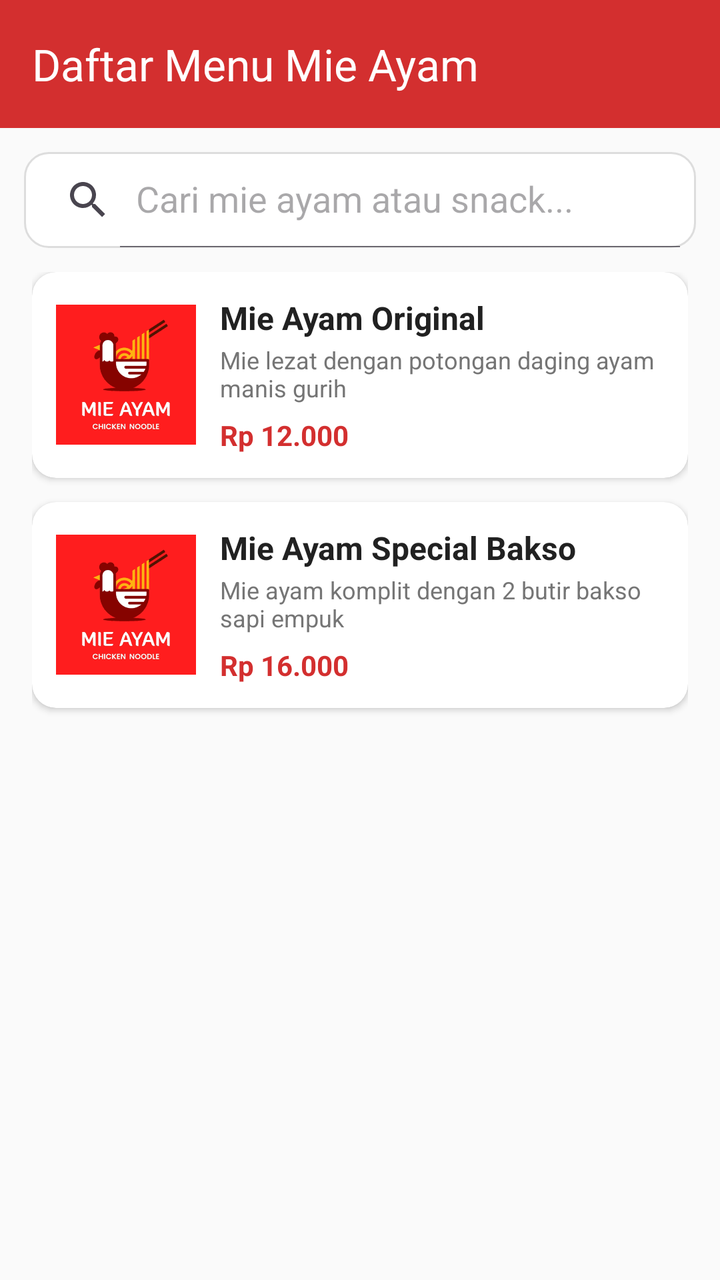
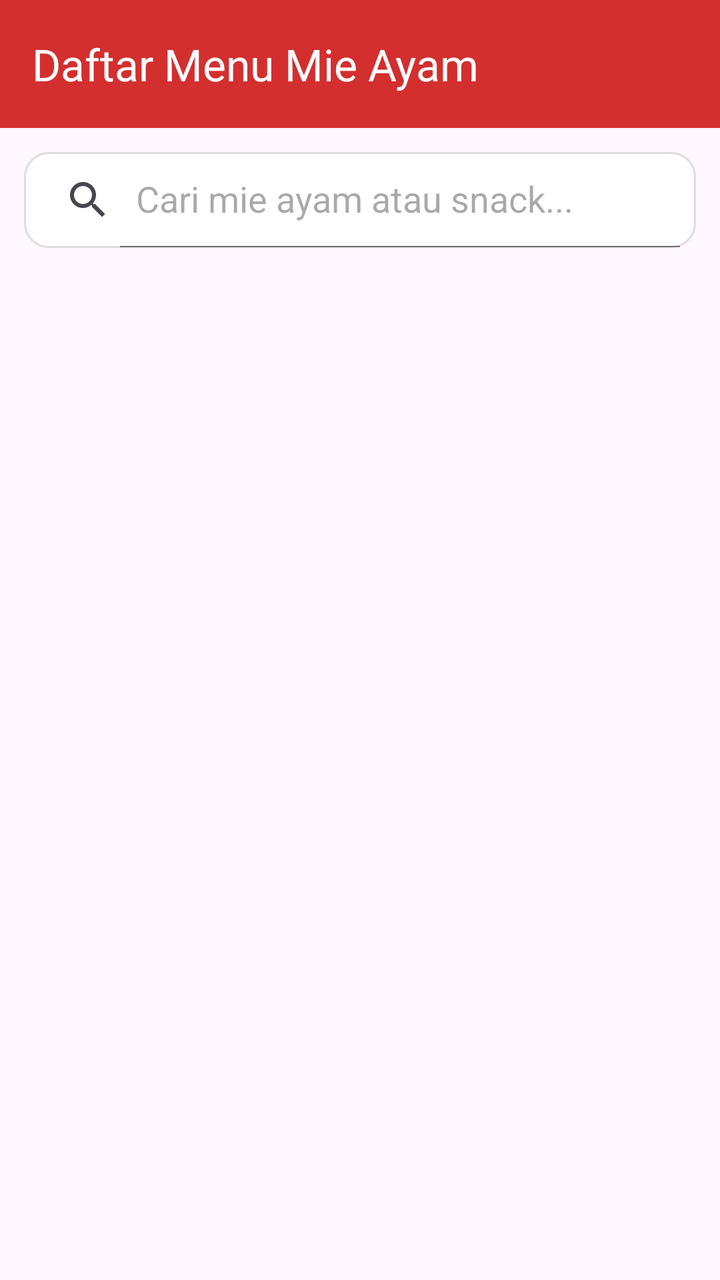

Two renders of the same Android screen: before a commit and after it. Below are the layout's source before the change and the commit's diff.
<!-- AndroidManifest.xml: application theme Theme.SnackRachel -->
<!-- res/layout/fragment_menu.xml -->
<?xml version="1.0" encoding="utf-8"?>
<LinearLayout xmlns:android="http://schemas.android.com/apk/res/android"
    xmlns:app="http://schemas.android.com/apk/res-auto"
    android:layout_width="match_parent"
    android:layout_height="match_parent"
    android:orientation="vertical"
    android:background="@color/background_light">

    
    <com.google.android.material.appbar.MaterialToolbar
        android:layout_width="match_parent"
        android:layout_height="?attr/actionBarSize"
        android:background="@color/primary_color"
        app:title="Daftar Menu Mie Ayam"
        app:titleTextColor="@android:color/white" />

    
    <androidx.appcompat.widget.SearchView
        android:id="@+id/searchMenu"
        android:layout_width="match_parent"
        android:layout_height="wrap_content"
        android:layout_margin="12dp"
        android:background="@drawable/bg_search"
        app:queryHint="Cari mie ayam atau snack..."
        app:iconifiedByDefault="false" />

    <ScrollView
        android:layout_width="match_parent"
        android:layout_height="match_parent"
        android:paddingHorizontal="16dp">

        <LinearLayout
            android:layout_width="match_parent"
            android:layout_height="wrap_content"
            android:orientation="vertical">

            
            <com.google.android.material.card.MaterialCardView
                android:id="@+id/cardMieOriginal"
                android:layout_width="match_parent"
                android:layout_height="wrap_content"
                android:layout_marginBottom="12dp"
                app:cardBackgroundColor="@android:color/white"
                app:cardCornerRadius="12dp"
                app:cardElevation="2dp"
                app:strokeWidth="0dp">

                <LinearLayout
                    android:layout_width="match_parent"
                    android:layout_height="wrap_content"
                    android:orientation="horizontal"
                    android:padding="12dp"
                    android:gravity="center_vertical">

                    <ImageView
                        android:layout_width="70dp"
                        android:layout_height="70dp"
                        android:src="@drawable/mieayam"
                        android:scaleType="centerCrop"
                        android:contentDescription="Mie Ayam" />

                    <LinearLayout
                        android:layout_width="match_parent"
                        android:layout_height="wrap_content"
                        android:orientation="vertical"
                        android:layout_marginStart="12dp">

                        <TextView
                            android:id="@+id/tvTitleOriginal"
                            android:layout_width="wrap_content"
                            android:layout_height="wrap_content"
                            android:text="Mie Ayam Original"
                            android:textSize="16sp"
                            android:textStyle="bold"
                            android:textColor="@color/text_dark" />

                        <TextView
                            android:layout_width="wrap_content"
                            android:layout_height="wrap_content"
                            android:text="Mie lezat dengan potongan daging ayam manis gurih"
                            android:textSize="12sp"
                            android:textColor="#757575"
                            android:layout_marginTop="2dp" />

                        <TextView
                            android:layout_width="wrap_content"
                            android:layout_height="wrap_content"
                            android:text="Rp 12.000"
                            android:textSize="14sp"
                            android:textStyle="bold"
                            android:textColor="@color/primary_color"
                            android:layout_marginTop="6dp" />
                    </LinearLayout>
                </LinearLayout>
            </com.google.android.material.card.MaterialCardView>

            
            <com.google.android.material.card.MaterialCardView
                android:id="@+id/cardMieBakso"
                android:layout_width="match_parent"
                android:layout_height="wrap_content"
                android:layout_marginBottom="12dp"
                app:cardBackgroundColor="@android:color/white"
                app:cardCornerRadius="12dp"
                app:cardElevation="2dp"
                app:strokeWidth="0dp">

                <LinearLayout
                    android:layout_width="match_parent"
                    android:layout_height="wrap_content"
                    android:orientation="horizontal"
                    android:padding="12dp"
                    android:gravity="center_vertical">

                    <ImageView
                        android:layout_width="70dp"
                        android:layout_height="70dp"
                        android:src="@drawable/mieayam"
                        android:scaleType="centerCrop"
                        android:contentDescription="Mie Ayam Bakso" />

                    <LinearLayout
                        android:layout_width="match_parent"
                        android:layout_height="wrap_content"
                        android:orientation="vertical"
                        android:layout_marginStart="12dp">

                        <TextView
                            android:id="@+id/tvTitleBakso"
                            android:layout_width="wrap_content"
                            android:layout_height="wrap_content"
                            android:text="Mie Ayam Special Bakso"
                            android:textSize="16sp"
                            android:textStyle="bold"
                            android:textColor="@color/text_dark" />

                        <TextView
                            android:layout_width="wrap_content"
                            android:layout_height="wrap_content"
                            android:text="Mie ayam komplit dengan 2 butir bakso sapi empuk"
                            android:textSize="12sp"
                            android:textColor="#757575"
                            android:layout_marginTop="2dp" />

                        <TextView
                            android:layout_width="wrap_content"
                            android:layout_height="wrap_content"
                            android:text="Rp 16.000"
                            android:textSize="14sp"
                            android:textStyle="bold"
                            android:textColor="@color/primary_color"
                            android:layout_marginTop="6dp" />
                    </LinearLayout>
                </LinearLayout>
            </com.google.android.material.card.MaterialCardView>

        </LinearLayout>
    </ScrollView>
</LinearLayout>
<!-- resources referenced by this layout -->
<resources>
  <color name="background_light">#FAFAFA</color>
  <color name="primary_color">#D32F2F</color>
  <color name="text_dark">#212121</color>
  <!-- drawable bg_search (drawable) -->
  <?xml version="1.0" encoding="utf-8"?>
  <shape xmlns:android="http://schemas.android.com/apk/res/android">
      <solid android:color="#FFFFFF" />
      <corners android:radius="12dp" />
      <stroke
          android:width="1dp"
          android:color="#DDDDDD" />
  </shape>
  <!-- drawable mieayam: png bitmap (drawable, 11821 bytes) -->
  <style name="Theme.SnackRachel" parent="Base.Theme.SnackRachel" />
  <style name="Base.Theme.SnackRachel" parent="Theme.Material3.DayNight.NoActionBar">
          
          
      </style>
</resources>

<!-- the commit's change to res/layout/fragment_menu.xml (unified diff, before → after) -->
@@ -4,7 +4,7 @@
     android:layout_width="match_parent"
     android:layout_height="match_parent"
     android:orientation="vertical"
-    android:background="@color/background_light">
+    android:background="?android:colorBackground">
 
     
     <com.google.android.material.appbar.MaterialToolbar
@@ -24,136 +24,12 @@
         app:queryHint="Cari mie ayam atau snack..."
         app:iconifiedByDefault="false" />
 
-    <ScrollView
+    
+    <androidx.recyclerview.widget.RecyclerView
+        android:id="@+id/rvMenu"
         android:layout_width="match_parent"
         android:layout_height="match_parent"
-        android:paddingHorizontal="16dp">
+        android:paddingHorizontal="16dp"
+        android:clipToPadding="false" />
 
-        <LinearLayout
-            android:layout_width="match_parent"
-            android:layout_height="wrap_content"
-            android:orientation="vertical">
-
-            
-            <com.google.android.material.card.MaterialCardView
-                android:id="@+id/cardMieOriginal"
-                android:layout_width="match_parent"
-                android:layout_height="wrap_content"
-                android:layout_marginBottom="12dp"
-                app:cardBackgroundColor="@android:color/white"
-                app:cardCornerRadius="12dp"
-                app:cardElevation="2dp"
-                app:strokeWidth="0dp">
-
-                <LinearLayout
-                    android:layout_width="match_parent"
-                    android:layout_height="wrap_content"
-                    android:orientation="horizontal"
-                    android:padding="12dp"
-                    android:gravity="center_vertical">
-
-                    <ImageView
-                        android:layout_width="70dp"
-                        android:layout_height="70dp"
-                        android:src="@drawable/mieayam"
-                        android:scaleType="centerCrop"
-                        android:contentDescription="Mie Ayam" />
-
-                    <LinearLayout
-                        android:layout_width="match_parent"
-                        android:layout_height="wrap_content"
-                        android:orientation="vertical"
-                        android:layout_marginStart="12dp">
-
-                        <TextView
-                            android:id="@+id/tvTitleOriginal"
-                            android:layout_width="wrap_content"
-                            android:layout_height="wrap_content"
-                            android:text="Mie Ayam Original"
-                            android:textSize="16sp"
-                            android:textStyle="bold"
-                            android:textColor="@color/text_dark" />
-
-                        <TextView
-                            android:layout_width="wrap_content"
-                            android:layout_height="wrap_content"
-                            android:text="Mie lezat dengan potongan daging ayam manis gurih"
-                            android:textSize="12sp"
-                            android:textColor="#757575"
-                            android:layout_marginTop="2dp" />
-
-                        <TextView
-                            android:layout_width="wrap_content"
-                            android:layout_height="wrap_content"
-                            android:text="Rp 12.000"
-                            android:textSize="14sp"
-                            android:textStyle="bold"
-                            android:textColor="@color/primary_color"
-                            android:layout_marginTop="6dp" />
-                    </LinearLayout>
-                </LinearLayout>
-            </com.google.android.material.card.MaterialCardView>
-
-            
-            <com.google.android.material.card.MaterialCardView
-                android:id="@+id/cardMieBakso"
-                android:layout_width="match_parent"
-                android:layout_height="wrap_content"
-                android:layout_marginBottom="12dp"
-                app:cardBackgroundColor="@android:color/white"
-                app:cardCornerRadius="12dp"
-                app:cardElevation="2dp"
-                app:strokeWidth="0dp">
-
-                <LinearLayout
-                    android:layout_width="match_parent"
-                    android:layout_height="wrap_content"
-                    android:orientation="horizontal"
-                    android:padding="12dp"
-                    android:gravity="center_vertical">
-
-                    <ImageView
-                        android:layout_width="70dp"
-                        android:layout_height="70dp"
-                        android:src="@drawable/mieayam"
-                        android:scaleType="centerCrop"
-                        android:contentDescription="Mie Ayam Bakso" />
-
-                    <LinearLayout
-                        android:layout_width="match_parent"
-                        android:layout_height="wrap_content"
-                        android:orientation="vertical"
-                        android:layout_marginStart="12dp">
-
-                        <TextView
-                            android:id="@+id/tvTitleBakso"
-                            android:layout_width="wrap_content"
-                            android:layout_height="wrap_content"
-                            android:text="Mie Ayam Special Bakso"
-                            android:textSize="16sp"
-                            android:textStyle="bold"
-                            android:textColor="@color/text_dark" />
-
-                        <TextView
-                            android:layout_width="wrap_content"
-                            android:layout_height="wrap_content"
-                            android:text="Mie ayam komplit dengan 2 butir bakso sapi empuk"
-                            android:textSize="12sp"
-                            android:textColor="#757575"
-                            android:layout_marginTop="2dp" />
-
-                        <TextView
-                            android:layout_width="wrap_content"
-                            android:layout_height="wrap_content"
-                            android:text="Rp 16.000"
-                            android:textSize="14sp"
-                            android:textStyle="bold"
-                            android:textColor="@color/primary_color"
-                            android:layout_marginTop="6dp" />
-                    </LinearLayout>
-                </LinearLayout>
-            </com.google.android.material.card.MaterialCardView>
-
-        </LinearLayout>
-    </ScrollView>
 </LinearLayout>
<!-- resource entries referenced after the edit -->
@@ -1,8 +1,6 @@
 <!-- resources referenced by this layout -->
 <resources>
-  <color name="background_light">#FAFAFA</color>
   <color name="primary_color">#D32F2F</color>
-  <color name="text_dark">#212121</color>
   <!-- drawable bg_search (drawable) -->
   <?xml version="1.0" encoding="utf-8"?>
   <shape xmlns:android="http://schemas.android.com/apk/res/android">
@@ -12,7 +10,6 @@
           android:width="1dp"
           android:color="#DDDDDD" />
   </shape>
-  <!-- drawable mieayam: png bitmap (drawable, 11821 bytes) -->
   <style name="Theme.SnackRachel" parent="Base.Theme.SnackRachel" />
   <style name="Base.Theme.SnackRachel" parent="Theme.Material3.DayNight.NoActionBar">
           
